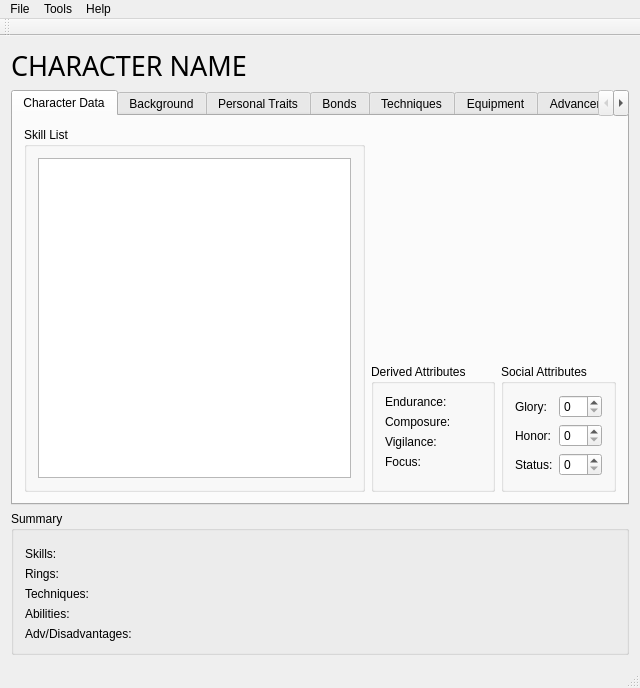
First picture: the form in PaperBlossoms/ui/mainwindow.ui, repository dashnine/PaperBlossoms, before the edit.
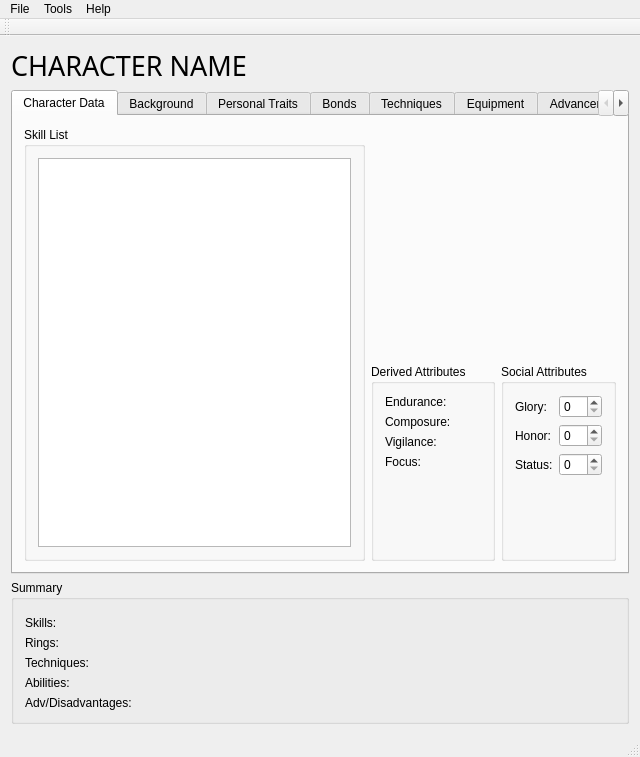
Second picture: the form after the edit. The open tabs and pages were chosen to show the change. Custom widgets are drawn as their Qt base class.

Commit message: Set default tab back to the first one

```diff
--- a/PaperBlossoms/ui/mainwindow.ui
+++ b/PaperBlossoms/ui/mainwindow.ui
@@ -7,7 +7,7 @@
     <x>0</x>
     <y>0</y>
     <width>640</width>
-    <height>679</height>
+    <height>757</height>
    </rect>
   </property>
   <property name="windowTitle">
```
Left out of the diff: 4 changed lines with no effect on the pictures.
